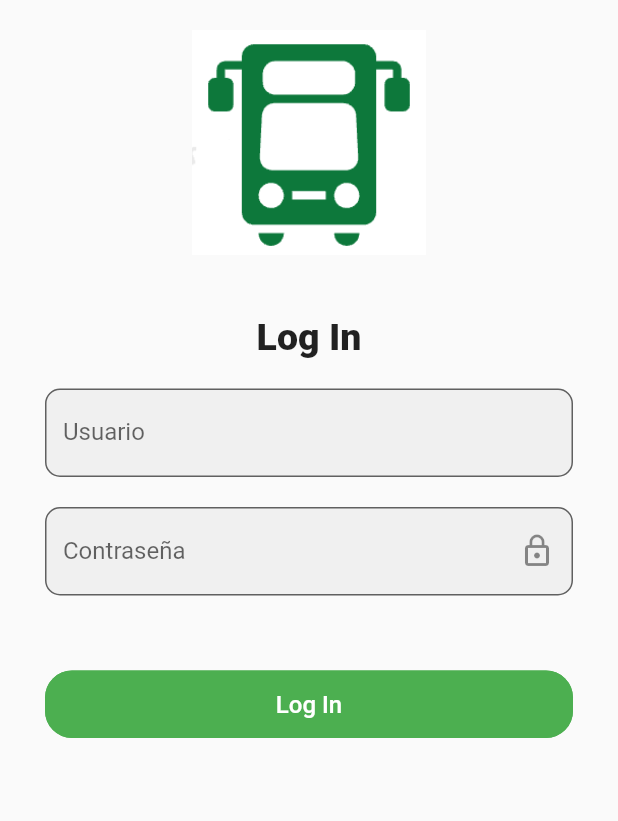
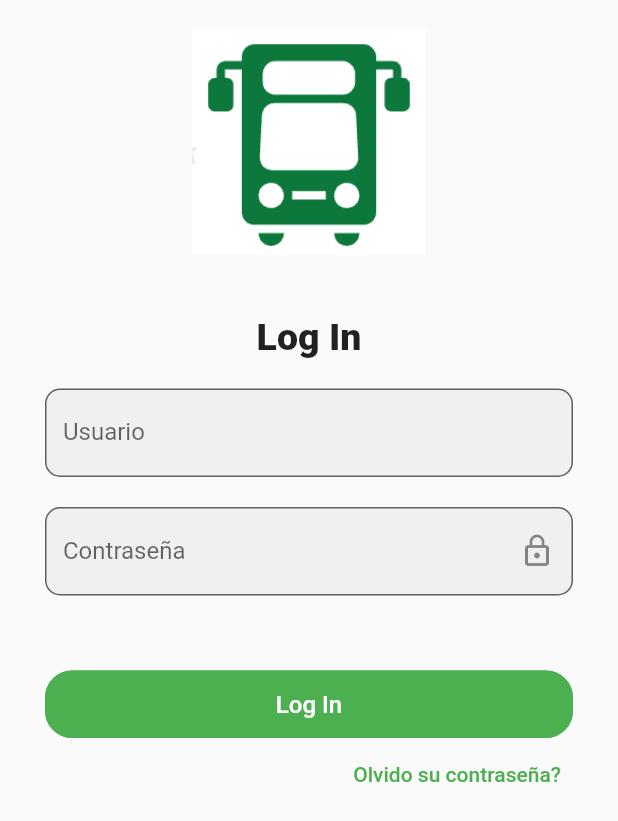
Before and after one commit to ibaldovino/sgmbooking, a Flutter app: the screen it shows after launch, on a phone screen of 412 x 824 dp. Shown: the top 821 px of the screen. Run offline on Flutter 3.47's test engine with Material 2 defaults, Android fonts, the light colour scheme and no system bars; our stand-ins replace double_back_to_close_app, shared_preferences, syncfusion_flutter_datepicker.

Commit message:
olvio de contraseña

```diff
--- a/lib/screens/booking_list.dart
+++ b/lib/screens/booking_list.dart
@@ -71,7 +71,7 @@ class _BookingListState extends State<BookingList> {
                                 children: [
                                   Container(
                                       child: Text(value.rute.name,
-                                          overflow: TextOverflow.ellipsis,
+                                          overflow: TextOverflow.fade,
                                           style: TextStyle(
                                               color: Colors.green,
                                               fontSize: 25))),
--- a/lib/screens/login.dart
+++ b/lib/screens/login.dart
@@ -6,6 +6,7 @@ import 'package:sgmbooking/utils/icons.dart';
 import 'package:sgmbooking/service/netService.dart';
 import 'package:provider/provider.dart';
 import 'package:sgmbooking/utils/snacbar.dart';
+import 'package:url_launcher/url_launcher.dart';
 
 class LoginPage extends StatefulWidget {
   const LoginPage({Key? key}) : super(key: key);
@@ -27,6 +28,9 @@ class _LoginPageState extends State<LoginPage> {
   bool offsecureText = true;
   bool signInStart = false;
   bool signInComplete = false;
+
+  String _url =
+      'http://ec2-3-17-24-2.us-east-2.compute.amazonaws.com:9990/recovery/';
 
   @override
   Widget build(BuildContext context) {
@@ -112,22 +116,6 @@ class _LoginPageState extends State<LoginPage> {
                 SizedBox(
                   height: 50,
                 ),
-                /*Container(
-                  alignment: Alignment.centerRight,
-                  child: TextButton(
-                    child: Text(
-                      'Olvido su contraseña?',
-                      style: TextStyle(color: Theme.of(context).primaryColor),
-                    ),
-                    onPressed: () {
-                      //nextScreen(context, ForgotPasswordPage());
-                      // Navigator.push(
-                      //     context,
-                      //     CupertinoPageRoute(
-                      //         builder: (context) => ForgotPasswordPage()));
-                    },
-                  ),
-                ),*/
                 Container(
                   height: 45,
                   child: TextButton(
@@ -156,6 +144,16 @@ class _LoginPageState extends State<LoginPage> {
                         signInEmailPassword();
                       }),
                 ),
+                Container(
+                  alignment: Alignment.centerRight,
+                  child: TextButton(
+                    child: Text(
+                      'Olvido su contraseña?',
+                      style: TextStyle(color: Theme.of(context).primaryColor),
+                    ),
+                    onPressed: _launchURL,
+                  ),
+                ),
                 SizedBox(
                   height: 10,
                 ),
@@ -180,6 +178,10 @@ class _LoginPageState extends State<LoginPage> {
             ),
           ),
         ));
+  }
+
+  void _launchURL() async {
+    if (!await launch(_url)) throw 'Could not launch $_url';
   }
 
   signInEmailPassword() async {
```
